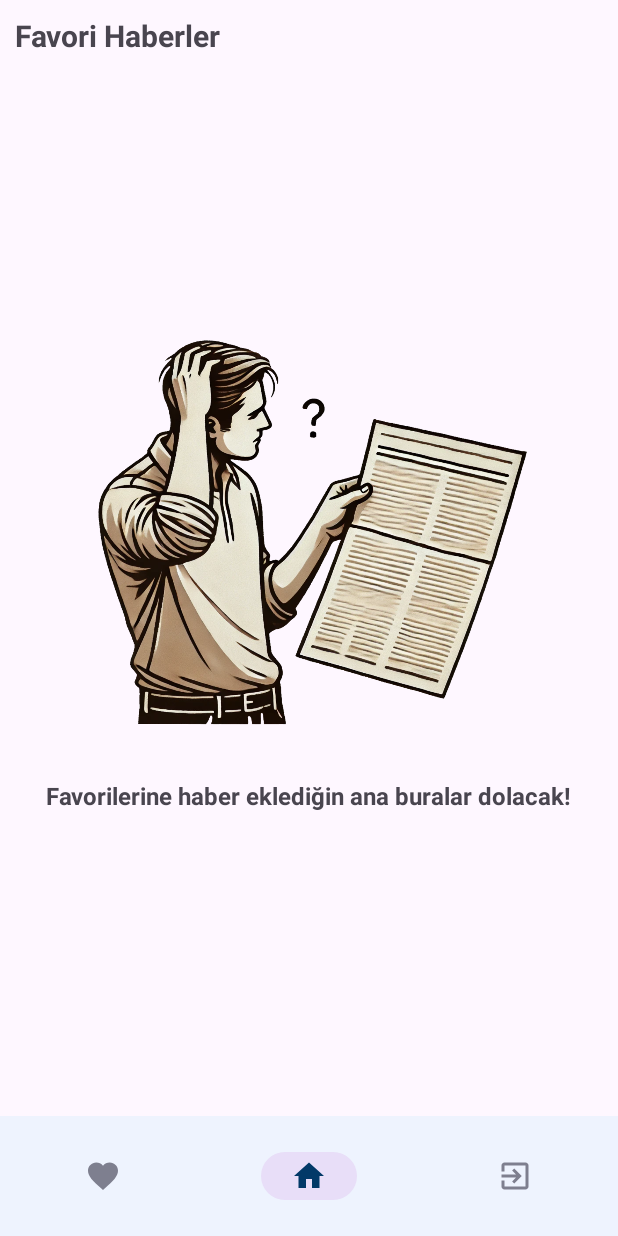
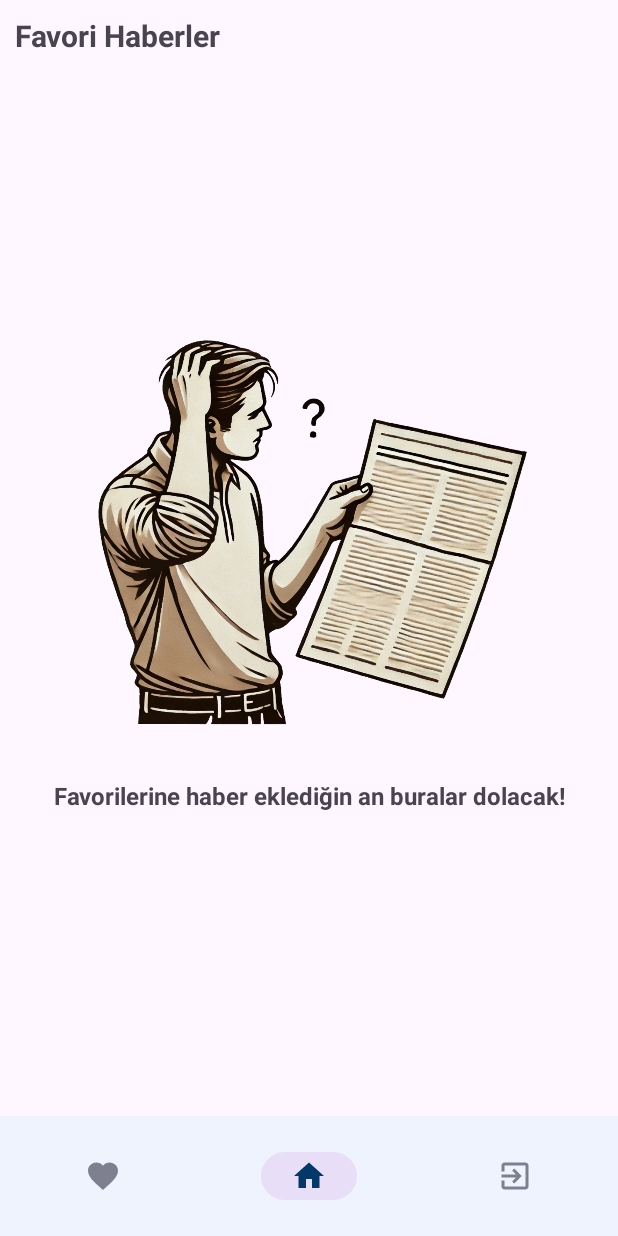
Before and after one commit to fcatadev/NewsPaper, an Android app: the FavoriteFragment screen opened through its navigation route, on a phone screen of 412 x 824 dp. Run offline under Robolectric (Android 15) with nearby library versions, the phone set to English and light mode, and no system bars; our stand-ins replace Dagger/Hilt's generated code, Firebase (no records; nobody signed in at launch, a user with empty details on screens opened directly), Room's generated code, data binding, navigation-ui; 1 statement that could not run was skipped.

Commit message:
Fixed incorrect text.

```diff
--- a/app/src/main/res/values/strings.xml
+++ b/app/src/main/res/values/strings.xml
@@ -24,7 +24,7 @@
     <string name="tech_news">Teknoloji Haberleri</string>
     <string name="already_added_fav">Bu haber zaten favorilere eklenmiştir.</string>
     <string name="is_exit_sure">Uygulamadan çıkmak istediğinize emin misiniz?</string>
-    <string name="empty_favorites">Favorilerine haber eklediğin ana buralar dolacak!</string>
+    <string name="empty_favorites">Favorilerine haber eklediğin an buralar dolacak!</string>
 
     <!-- Maintenance -->
     <string name="maintenance_header">Bakımdayız…</string>
@@ -35,7 +35,7 @@
     <string name="login_email">E-posta</string>
     <string name="login_password">Şifre</string>
     <string name="login">Giriş Yap</string>
-    <string name="sign_up_no_account">Henüz üye değilsen, hemen yeni hesap oluştur!</string>
+    <string name="sign_up_no_account">Henüz üye değilsen, hemen üye ol!</string>
     <string name="forgot_password">Şifremi Unuttum</string>
     <string name="remember_me">Beni hatırla</string>
     <string name="incorrect_login">Giriş bilgileriniz hatalıdır, lütfen tekrar deneyiniz.</string>
```
